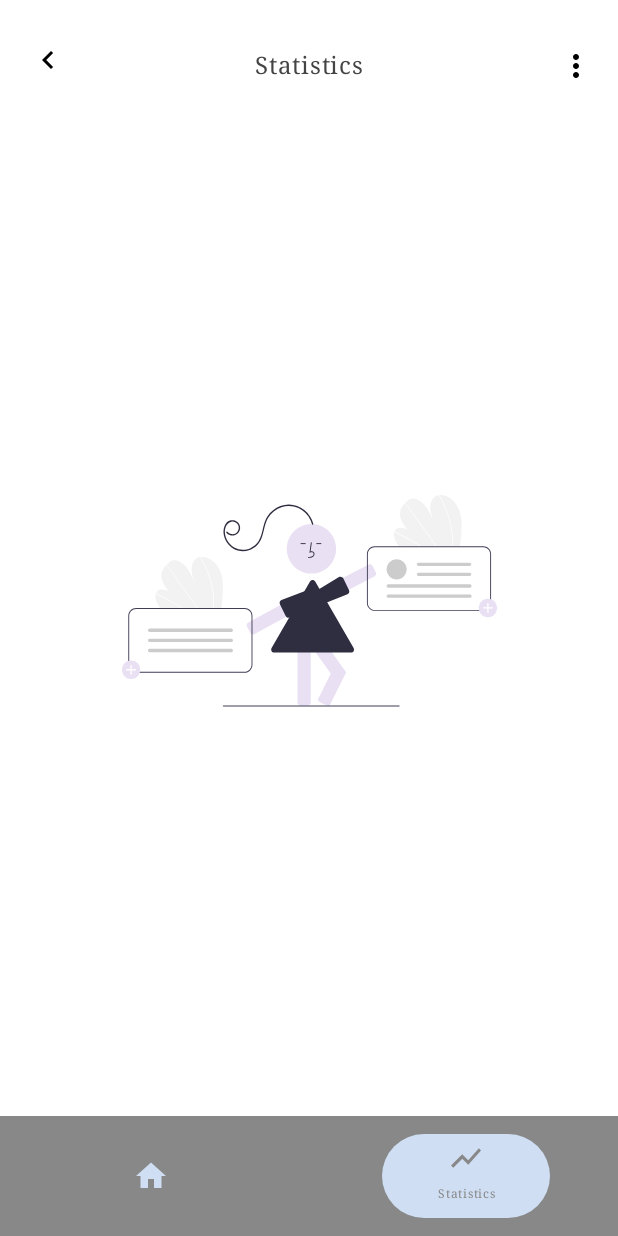
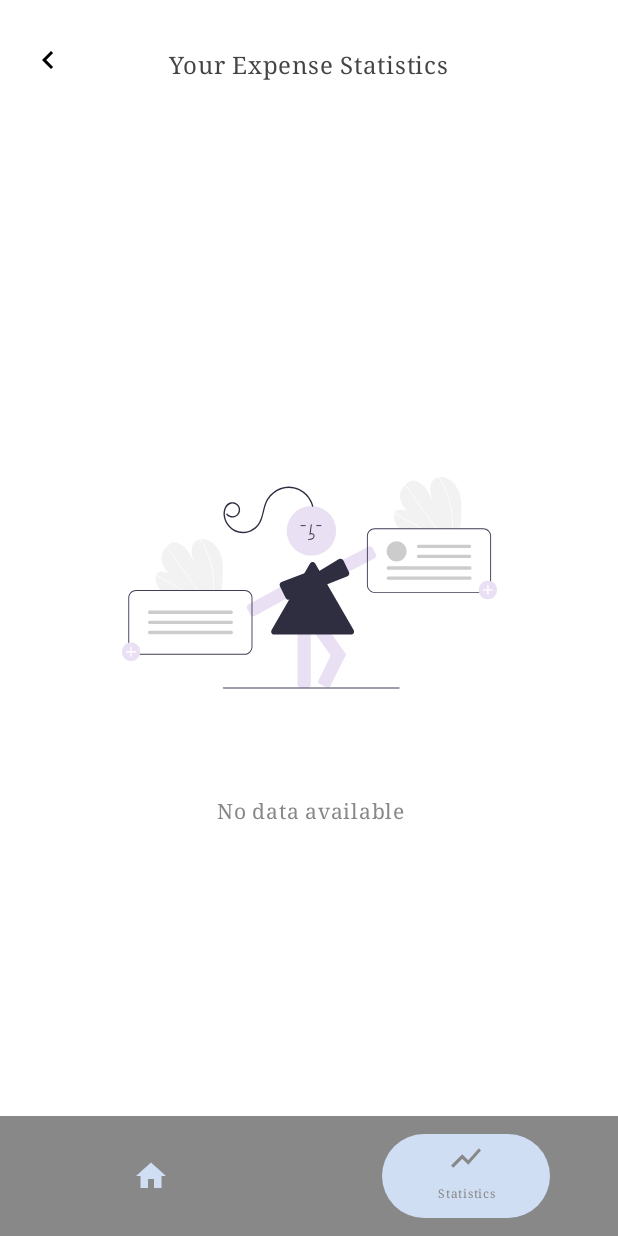
Before and after one commit to anchanareghu/MyExpenseTracker, an Android app built with Jetpack Compose: the StatisticsScreen screen opened through its navigation route, on a phone screen of 412 x 824 dp. Run offline under Robolectric (Android 15) with nearby library versions, the phone set to English and light mode, and no system bars; our stand-ins replace Dagger/Hilt's generated code, Room's generated code, constraintlayout-compose; libraries missing offline, so code that uses them is left out: com.github.mikephil.charting.

Commit message:
state updates

```diff
--- a/app/src/main/java/com/example/myexpensetracker/addexpense/AddExpenseViewModel.kt
+++ b/app/src/main/java/com/example/myexpensetracker/addexpense/AddExpenseViewModel.kt
@@ -66,7 +66,7 @@ class AddExpenseViewModel @Inject constructor(
             "Google Pay" -> R.drawable.google_pay
             "Mastercard" -> R.drawable.mastercard
             "Salary" -> R.drawable.salary
-            "Other" -> R.drawable.food
+            "Other" -> R.drawable.shopping
             else -> when (type) {
                 "Income" -> R.drawable.income
                 else -> R.drawable.expenses
--- a/app/src/main/java/com/example/myexpensetracker/home/HomeScreen.kt
+++ b/app/src/main/java/com/example/myexpensetracker/home/HomeScreen.kt
@@ -266,7 +266,7 @@ fun HomeScreen(navController: NavController) {
                         list = expenses,
                         viewModel = viewModel,
                         currency = currencyState.value,
-                        snackbarHostState = snackBarHostState
+                        snackBarHostState = snackBarHostState
                     )
                 }
 
@@ -408,12 +408,12 @@ fun CardRowItem(modifier: Modifier, title: String, amount: String, icon: Int) {
 
 @Composable
 fun TransactionList(
-    modifier: Modifier,
+    modifier: Modifier = Modifier,
     list: List<ExpenseEntity>,
     viewModel: HomeViewModel,
     title: String = "Recent Transactions",
     currency: String,
-    snackbarHostState: SnackbarHostState
+    snackBarHostState: SnackbarHostState
 ) {
     Column(
         modifier = modifier
@@ -431,6 +431,29 @@ fun TransactionList(
         }
         Spacer(modifier = Modifier.height(18.dp))
 
+        if (list.isEmpty()) {
+            // Show empty image and message
+            Column(
+                modifier = Modifier
+                    .fillMaxWidth()
+                    .padding(vertical = 32.dp),
+                horizontalAlignment = Alignment.CenterHorizontally
+            ) {
+                Image(
+                    painter = painterResource(id = R.drawable.empty),
+                    contentDescription = "No transactions",
+                    modifier = Modifier
+                        .size(150.dp)
+                        .padding(bottom = 16.dp)
+                )
+                Text(
+                    text = "No transactions yet",
+                    color = Color.Gray,
+                    fontSize = 14.sp,
+                    textAlign = TextAlign.Center
+                )
+            }
+        } else {
             LazyColumn(
                 modifier = Modifier.fillMaxWidth()
             ) {
@@ -446,12 +469,14 @@ fun TransactionList(
                         icon = viewModel.getItemIcon(item, item.type),
                         color = if (item.type == "Income") Green else Red,
                         currency = currency,
-                    snackbarHostState = snackbarHostState
+                        snackBarHostState = snackBarHostState
                     )
                 }
             }
         }
     }
+}
+
 
 @OptIn(ExperimentalMaterial3Api::class)
 @Composable
@@ -488,7 +513,7 @@ fun TransactionItem(
     icon: Int,
     color: Color,
     currency: String,
-    snackbarHostState: SnackbarHostState
+    snackBarHostState: SnackbarHostState
 ) {
     val dismissState = rememberSwipeToDismissBoxState(
         confirmValueChange = {
@@ -496,7 +521,7 @@ fun TransactionItem(
                 SwipeToDismissBoxValue.StartToEnd -> {
                     onRemove(item)
                     CoroutineScope(Dispatchers.Main).launch {
-                        snackbarHostState.showSnackbar(
+                        snackBarHostState.showSnackbar(
                             message = "Transaction deleted",
                             actionLabel = "Undo"
                         ).let {
@@ -610,7 +635,7 @@ fun TransactionItemPreview() {
         icon = R.drawable.netflix,
         color = Color.Red,
         currency = "USD",
-        snackbarHostState = SnackbarHostState()
+        snackBarHostState = SnackbarHostState()
     )
 }
 
--- a/app/src/main/java/com/example/myexpensetracker/home/HomeViewModel.kt
+++ b/app/src/main/java/com/example/myexpensetracker/home/HomeViewModel.kt
@@ -91,7 +91,8 @@ class HomeViewModel @Inject constructor(
             "Upwork" -> R.drawable.upwork
             "Google Pay" -> R.drawable.google_pay
             "Mastercard" -> R.drawable.mastercard
-            "Other" -> R.drawable.food
+            "Salary" -> R.drawable.salary
+            "Other" -> R.drawable.shopping
             else -> {
                 if (item.title == "Food" || item.title == "Lunch" || item.title == "Dinner" || item.title == "Snacks" || item.title == "Drinks") {
                     R.drawable.food
--- a/app/src/main/java/com/example/myexpensetracker/statistics/StatisticsScreen.kt
+++ b/app/src/main/java/com/example/myexpensetracker/statistics/StatisticsScreen.kt
@@ -4,7 +4,6 @@ import android.view.LayoutInflater
 import androidx.compose.foundation.Image
 import androidx.compose.foundation.layout.Box
 import androidx.compose.foundation.layout.Column
-import androidx.compose.foundation.layout.Spacer
 import androidx.compose.foundation.layout.fillMaxSize
 import androidx.compose.foundation.layout.fillMaxWidth
 import androidx.compose.foundation.layout.height
@@ -12,8 +11,7 @@ import androidx.compose.foundation.layout.padding
 import androidx.compose.foundation.layout.size
 import androidx.compose.material.icons.Icons
 import androidx.compose.material.icons.automirrored.filled.KeyboardArrowLeft
-import androidx.compose.material.icons.filled.MoreVert
-import androidx.compose.material3.DropdownMenu
+import androidx.compose.material3.CircularProgressIndicator
 import androidx.compose.material3.Icon
 import androidx.compose.material3.IconButton
 import androidx.compose.material3.Scaffold
@@ -22,6 +20,7 @@ import androidx.compose.material3.SnackbarHostState
 import androidx.compose.material3.Text
 import androidx.compose.runtime.Composable
 import androidx.compose.runtime.collectAsState
+import androidx.compose.runtime.getValue
 import androidx.compose.runtime.remember
 import androidx.compose.ui.Alignment
 import androidx.compose.ui.Modifier
@@ -29,6 +28,7 @@ import androidx.compose.ui.graphics.Color
 import androidx.compose.ui.platform.LocalContext
 import androidx.compose.ui.res.painterResource
 import androidx.compose.ui.text.font.FontWeight
+import androidx.compose.ui.text.style.TextAlign
 import androidx.compose.ui.tooling.preview.Preview
 import androidx.compose.ui.unit.dp
 import androidx.compose.ui.unit.sp
@@ -49,18 +49,21 @@ import com.github.mikephil.charting.data.LineData
 import com.github.mikephil.charting.data.LineDataSet
 import com.github.mikephil.charting.formatter.ValueFormatter
 import kotlin.math.roundToInt
+import androidx.core.graphics.toColorInt
+import com.example.myexpensetracker.data.model.ExpenseEntity
+import com.example.myexpensetracker.data.model.ExpenseSummary
+import com.example.myexpensetracker.ui.theme.Purple
 
 @Composable
 fun StatisticsScreen(navController: NavController) {
     val viewModel: StatisticsViewModel = hiltViewModel()
     val homeScreenViewModel: HomeViewModel = hiltViewModel()
-    val snackbarHostState = remember { SnackbarHostState() }
+    val snackBarHostState = remember { SnackbarHostState() }
+    val uiState by viewModel.uiState.collectAsState()
 
     Scaffold(
         containerColor = Color.White,
-        snackbarHost = {
-            SnackbarHost(hostState = snackbarHostState)
-        },
+        snackbarHost = { SnackbarHost(hostState = snackBarHostState) },
         topBar = {
             Box(
                 modifier = Modifier
@@ -77,51 +80,56 @@ fun StatisticsScreen(navController: NavController) {
                     )
                 }
                 Text(
-                    text = "Statistics",
+                    text = "Your Expense Statistics",
                     fontSize = 16.sp,
                     color = Color.DarkGray,
                     fontWeight = FontWeight.Medium,
                     modifier = Modifier.align(Alignment.Center)
                 )
-                Icon(
-                    imageVector = Icons.Default.MoreVert,
-                    contentDescription = null,
-                    tint = Color.Black,
-                    modifier = Modifier.align(Alignment.CenterEnd)
-                )
             }
         }
+    ) { paddingValues ->
+        when (uiState) {
+            is StatisticsUiState.Loading -> {
+                Box(
+                    modifier = Modifier
+                        .padding(paddingValues)
+                        .fillMaxSize(),
+                    contentAlignment = Alignment.Center
                 ) {
-        val expenses = viewModel.entries.collectAsState(initial = emptyList())
-        val topExpenses = viewModel.topEntries.collectAsState(initial = emptyList())
-        val entries = viewModel.getEntriesForChart(expenses.value)
+                    CircularProgressIndicator(color = Purple)
+                }
+            }
 
-        if (topExpenses.value.isNotEmpty()) {
+            is StatisticsUiState.Success -> {
+                val state = uiState as StatisticsUiState.Success
+                val entries = viewModel.getEntriesForChart(state.entries)
+
                 Column(
-                modifier = Modifier
-                    .padding(it)
+                    modifier = Modifier.padding(paddingValues)
                 ) {
                     Box(Modifier.padding(16.dp)) {
                         LineChart(entries)
                     }
-                Spacer(modifier = Modifier.height(16.dp))
                     TransactionList(
                         modifier = Modifier,
                         title = "Top Expenses",
-                    list = topExpenses.value,
+                        list = state.topEntries,
                         currency = "USD",
                         viewModel = homeScreenViewModel,
-                    snackbarHostState = snackbarHostState
+                        snackBarHostState = snackBarHostState
                     )
+                }
+            }
 
-            }
-        } else {
+            is StatisticsUiState.Error -> {
                 Box(
-                Modifier
-                    .padding(it)
+                    modifier = Modifier
+                        .padding(paddingValues)
                         .fillMaxSize(),
                     contentAlignment = Alignment.Center
                 ) {
+                    Column(horizontalAlignment = Alignment.CenterHorizontally) {
                         Image(
                             painter = painterResource(id = R.drawable.empty),
                             contentDescription = null,
@@ -129,11 +137,28 @@ fun StatisticsScreen(navController: NavController) {
                                 .padding(bottom = 16.dp)
                                 .size(250.dp)
                         )
+                        Text(
+                            text = (uiState as StatisticsUiState.Error).message,
+                            color = Color.Gray,
+                            fontSize = 14.sp,
+                            textAlign = TextAlign.Center
+                        )
+                    }
+                }
             }
         }
     }
 }
 
+
+sealed interface StatisticsUiState {
+    object Loading : StatisticsUiState
+    data class Success(
+        val entries: List<ExpenseSummary>,
+        val topEntries: List<ExpenseEntity>
+    ) : StatisticsUiState
+    data class Error(val message: String) : StatisticsUiState
+}
 
 @Composable
 fun LineChart(
@@ -154,7 +179,7 @@ fun LineChart(
         ) { view ->
 
             val dataSet = LineDataSet(entries, "Expenses").apply {
-                color = android.graphics.Color.parseColor("#CFDEF3")
+                color = "#CFDEF3".toColorInt()
                 valueTextColor = android.graphics.Color.BLACK
                 lineWidth = 3f
                 axisDependency = YAxis.AxisDependency.RIGHT
@@ -169,7 +194,7 @@ fun LineChart(
                 }
 
                 setDrawCircles(true)
-                setCircleColor(android.graphics.Color.parseColor("#CFDEF3"))
+                setCircleColor("#CFDEF3".toColorInt())
                 circleRadius = 2f
                 circleHoleColor = android.graphics.Color.WHITE
 
@@ -192,6 +217,7 @@ fun LineChart(
                 isGranularityEnabled = true
                 setLabelCount(5, true)
                 position = XAxis.XAxisPosition.BOTTOM
+                setAvoidFirstLastClipping(true)
             }
 
             lineChart.data = LineData(dataSet)
@@ -201,6 +227,8 @@ fun LineChart(
             lineChart.axisLeft.setDrawGridLines(false)
             lineChart.xAxis.setDrawGridLines(false)
             lineChart.xAxis.setDrawAxisLine(false)
+            lineChart.extraBottomOffset = 16f
+            lineChart.description.isEnabled = false
             lineChart.invalidate()
         }
     }
--- a/app/src/main/java/com/example/myexpensetracker/statistics/StatisticsViewModel.kt
+++ b/app/src/main/java/com/example/myexpensetracker/statistics/StatisticsViewModel.kt
@@ -1,24 +1,51 @@
 package com.example.myexpensetracker.statistics
 
 import androidx.lifecycle.ViewModel
+import androidx.lifecycle.viewModelScope
 import com.example.myexpensetracker.data.dao.ExpenseTrackerDao
 import com.example.myexpensetracker.data.model.ExpenseSummary
 import com.github.mikephil.charting.data.Entry
 import dagger.hilt.android.lifecycle.HiltViewModel
+import kotlinx.coroutines.flow.MutableStateFlow
+import kotlinx.coroutines.flow.StateFlow
+import kotlinx.coroutines.flow.asStateFlow
+import kotlinx.coroutines.flow.catch
+import kotlinx.coroutines.flow.combine
+import kotlinx.coroutines.launch
 import javax.inject.Inject
 
 @HiltViewModel
 class StatisticsViewModel @Inject constructor(
-    expenseDao: ExpenseTrackerDao
+    private val expenseDao: ExpenseTrackerDao
 ) : ViewModel() {
-    val entries = expenseDao.getExpensesByDate()
-    val topEntries = expenseDao.getTopExpenses()
+
+    private val _uiState = MutableStateFlow<StatisticsUiState>(StatisticsUiState.Loading)
+    val uiState: StateFlow<StatisticsUiState> = _uiState.asStateFlow()
+
+    init {
+        viewModelScope.launch {
+            combine(
+                expenseDao.getExpensesByDate(),   // Flow<List<ExpenseSummary>>
+                expenseDao.getTopExpenses()       // Flow<List<ExpenseEntity>>
+            ) { entries, topEntries ->
+                if (entries.isNotEmpty() || topEntries.isNotEmpty()) {
+                    StatisticsUiState.Success(entries, topEntries)
+                } else {
+                    StatisticsUiState.Error("No data available")
+                }
+            }
+                .catch { e ->
+                    _uiState.value = StatisticsUiState.Error(e.message ?: "Unknown error")
+                }
+                .collect { state ->
+                    _uiState.value = state
+                }
+        }
+    }
 
     fun getEntriesForChart(expenses: List<ExpenseSummary>): List<Entry> {
-        val list = mutableListOf<Entry>()
-        for (entry in expenses) {
-            list.add(Entry(entry.date.toFloat(), entry.total_amount.toFloat()))
+        return expenses.map { summary ->
+            Entry(summary.date.toFloat(), summary.total_amount.toFloat())
         }
-        return list
     }
 }
```
Lines whose indentation alone changed are shown as unchanged.
